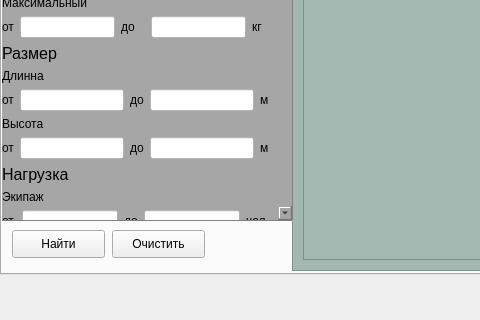
Qt form ui_designes/ui_design_V_5.ui (MrParkour/AeroFinder) before a commit; both pictures show x 0 to 480 and y 526 to 846 of the 1124 by 846 pixel window.
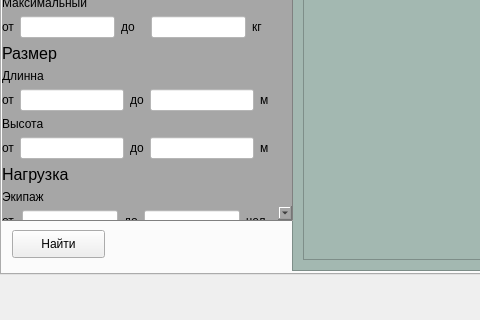
The same form after that commit. The open tabs and pages were chosen to show the change.

Commit message: ispravil nazvania

```diff
--- a/ui_designes/ui_design_V_5.ui
+++ b/ui_designes/ui_design_V_5.ui
@@ -3759,19 +3759,6 @@
        </item>
       </layout>
      </widget>
-     <widget class="QPushButton" name="pushButton_clear_all">
-      <property name="geometry">
-       <rect>
-        <x>110</x>
-        <y>730</y>
-        <width>93</width>
-        <height>28</height>
-       </rect>
-      </property>
-      <property name="text">
-       <string>Очистить</string>
-      </property>
-     </widget>
     </widget>
    </widget>
   </widget>
```
Left out of the diff: 62 changed lines with no effect on the pictures.
